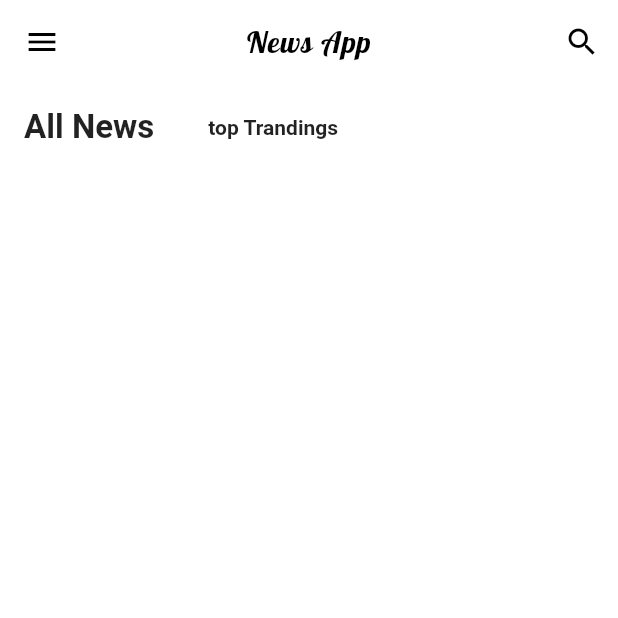
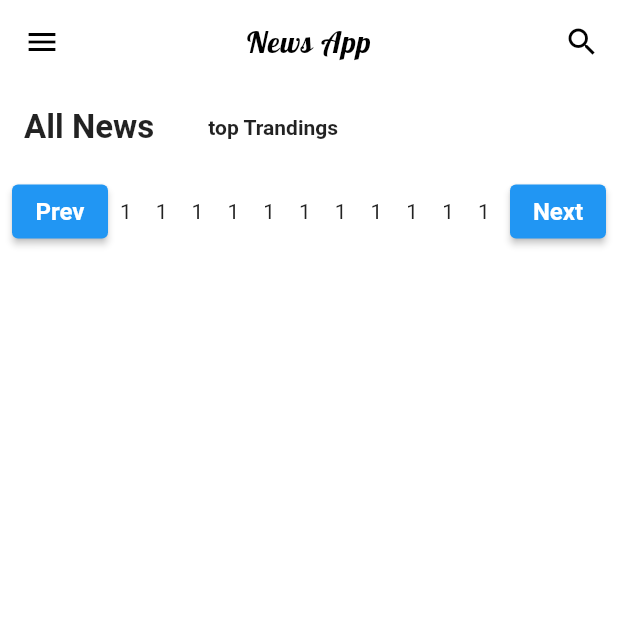
Before and after one commit to Hasnainhai/News_App, a Flutter app: the screen it shows after launch, on a phone screen of 412 x 824 dp, the top half of it. Run offline on Flutter 3.47's test engine with Material 2 defaults, Android fonts, the phone set to English and light mode, and no system bars; our stand-ins replace google_fonts, shared_preferences.

Commit message:
working on pagination Button

```diff
--- /dev/null
+++ b/lib/Widgets/pagination_button.dart
@@ -0,0 +1,23 @@
+import 'package:flutter/material.dart';
+
+class paginationButton extends StatelessWidget {
+  const paginationButton({required this.text, required this.ontap});
+  final String text;
+  final Function ontap;
+
+  @override
+  Widget build(BuildContext context) {
+    return ElevatedButton(
+      onPressed: () {
+        ontap();
+      },
+      style: ElevatedButton.styleFrom(
+        padding: const EdgeInsets.all(8.0),
+      ),
+      child: Text(
+        text,
+        style: const TextStyle(fontSize: 16.0, fontWeight: FontWeight.w600),
+      ),
+    );
+  }
+}
--- a/lib/screens/home_screen.dart
+++ b/lib/screens/home_screen.dart
@@ -1,7 +1,9 @@
 import 'package:flutter/material.dart';
 import 'package:google_fonts/google_fonts.dart';
 import 'package:grocery_app/Widgets/drawer_widget.dart';
+import 'package:grocery_app/Widgets/pagination_button.dart';
 import 'package:grocery_app/Widgets/tabs_widget.dart';
+import 'package:grocery_app/Widgets/vertical_spacing_widget.dart';
 import 'package:grocery_app/consts/newsType.dart';
 import 'package:grocery_app/services/utils.dart';
 
@@ -11,38 +13,40 @@ class HomeScreen extends StatefulWidget {
   @override
   State<HomeScreen> createState() => _HomeScreenState();
 }
+
 class _HomeScreenState extends State<HomeScreen> {
-   var newsType =  NewsType.allNews ;
+  var newsType = NewsType.allNews;
   @override
   Widget build(BuildContext context) {
     final Color color = Utils(context).getColor;
-
     return Scaffold(
       drawer: const DrawerWidget(),
       appBar: AppBar(
-        title:  Text(
+        title: Text(
           'News App',
           style: GoogleFonts.lobster(
-                    textStyle: TextStyle(color: color,fontSize: 20.0,letterSpacing: 0.6)
-                  ),
+              textStyle:
+                  TextStyle(color: color, fontSize: 20.0, letterSpacing: 0.6)),
         ),
         centerTitle: true,
         iconTheme: IconThemeData(color: color),
         elevation: 0.0,
         backgroundColor: Theme.of(context).scaffoldBackgroundColor,
-    actions: [
-      IconButton(onPressed: (){}, icon:const Icon(Icons.search))
-    ],
+        actions: [IconButton(onPressed: () {}, icon: const Icon(Icons.search))],
       ),
-      body: Column(
+      body: Padding(
+        padding: const EdgeInsets.all(8.0),
+        child: Column(
           children: [
-          Padding(padding: const EdgeInsets.all(8.0),
-          child: Row(
+            Row(
               children: [
-              TabsWidget(text: 'All News',
-               color: newsType == NewsType.allNews ? Theme.of(context).cardColor : Colors.transparent,
-               ontap: (){
-                if(newsType == NewsType.allNews){
+                TabsWidget(
+                  text: 'All News',
+                  color: newsType == NewsType.allNews
+                      ? Theme.of(context).cardColor
+                      : Colors.transparent,
+                  ontap: () {
+                    if (newsType == NewsType.allNews) {
                       return;
                     }
 
@@ -50,23 +54,62 @@ class _HomeScreenState extends State<HomeScreen> {
                       newsType = NewsType.allNews;
                     });
                   },
-              fontSize: newsType == NewsType.allNews ? 22 : 14,),
-             const  SizedBox(width: 20.0),
-               TabsWidget(text: 'top Trandings',
-               color: newsType == NewsType.topTrandings ? Theme.of(context).cardColor : Colors.transparent,
-               ontap: (){
-                if(newsType == NewsType.topTrandings){
+                  fontSize: newsType == NewsType.allNews ? 22 : 14,
+                ),
+                const SizedBox(width: 20.0),
+                TabsWidget(
+                  text: 'top Trandings',
+                  color: newsType == NewsType.topTrandings
+                      ? Theme.of(context).cardColor
+                      : Colors.transparent,
+                  ontap: () {
+                    if (newsType == NewsType.topTrandings) {
                       return;
                     }
                     setState(() {
                       newsType = NewsType.topTrandings;
                     });
-
                   },
-              fontSize: newsType == NewsType.topTrandings ? 22 : 14,),
+                  fontSize: newsType == NewsType.topTrandings ? 22 : 14,
+                ),
               ],
-          ),)
+            ),
+            const VerticalSpeacing(10.0),
+            newsType == NewsType.topTrandings
+                ? Container()
+                : Row(
+                    mainAxisAlignment: MainAxisAlignment.spaceAround,
+                    children: [
+                      paginationButton(
+                        text: 'Prev',
+                        ontap: () {},
+                      ),
+                      Flexible(
+                        flex: 2,
+                        child: Container(
+                          height: 50.0, // Set the desired height
+                          child: ListView.builder(
+                            scrollDirection: Axis.horizontal,
+                            itemBuilder: (context, index) {
+                              return Padding(
+                                padding: const EdgeInsets.all(8.0),
+                                child: Container(
+                                  color: Theme.of(context).cardColor,
+                                  child: const Center(child: Text('1')),
+                                ),
+                              );
+                            },
+                          ),
+                        ),
+                      ),
+                      paginationButton(
+                        text: 'Next',
+                        ontap: () {},
+                      ),
                     ],
+                  ),
+          ],
+        ),
       ),
     );
   }
```
Lines whose indentation alone changed are shown as unchanged.
